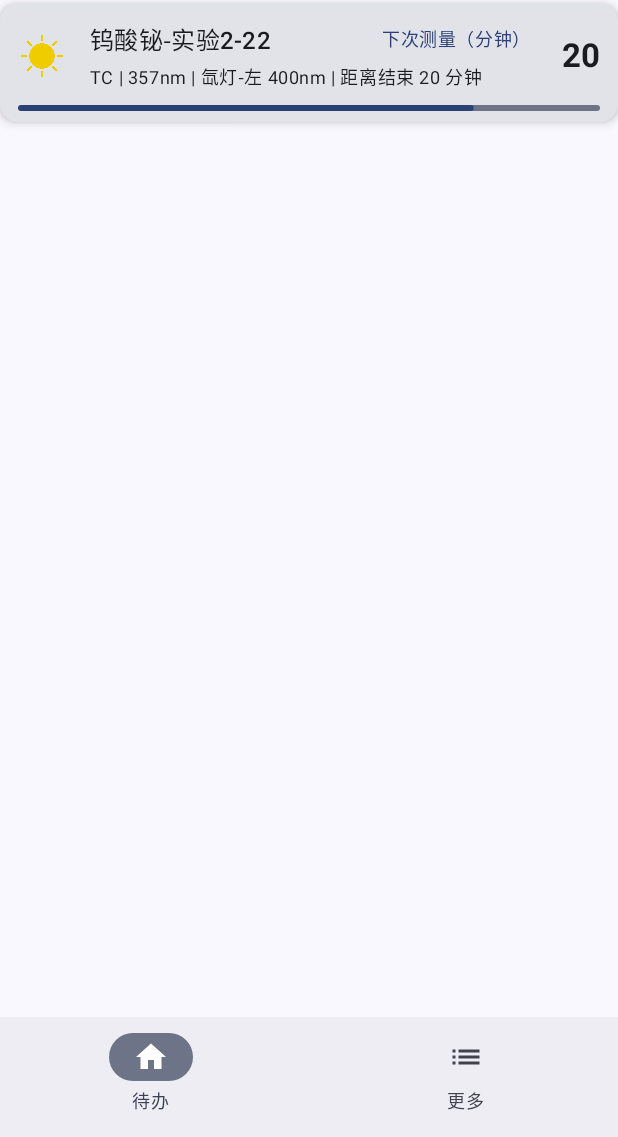
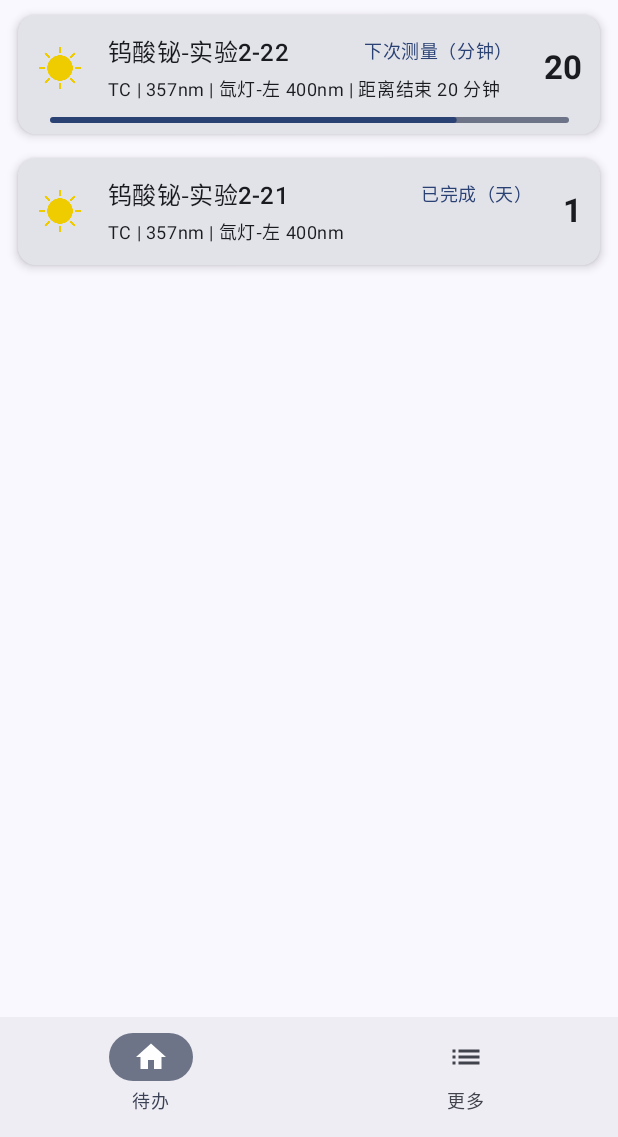
Before and after one commit to mty1122/Exptools, an Android app built with Jetpack Compose: the screen it shows after launch (MainActivity), on a phone screen of 412 x 824 dp, the part 99-1236 px from its top. Run offline under Robolectric (Android 15) with nearby library versions, the phone set to English and light mode, and no system bars.

Commit message:
初始提交#2

```diff
--- /dev/null
+++ b/app/src/main/java/com/mty/exptools/enum/Pollutant.kt
@@ -0,0 +1,5 @@
+package com.mty.exptools.enum
+
+enum class Pollutant(val pollutantName: String, val waveLength: Int) {
+    TC("TC", 357)
+}
--- a/app/src/main/java/com/mty/exptools/ui/home/center/list/ListScreen.kt
+++ b/app/src/main/java/com/mty/exptools/ui/home/center/list/ListScreen.kt
@@ -1,23 +1,56 @@
 package com.mty.exptools.ui.home.center.list
 
+import androidx.compose.foundation.background
+import androidx.compose.foundation.layout.Arrangement
+import androidx.compose.foundation.layout.PaddingValues
+import androidx.compose.foundation.layout.fillMaxSize
+import androidx.compose.foundation.lazy.LazyColumn
+import androidx.compose.foundation.lazy.items
+import androidx.compose.material3.MaterialTheme
 import androidx.compose.runtime.Composable
+import androidx.compose.ui.Modifier
+import androidx.compose.ui.unit.dp
 import com.mty.exptools.enum.LightSource
+import com.mty.exptools.enum.Pollutant
 import com.mty.exptools.ui.home.center.list.item.ItemPhotoUiState
 import com.mty.exptools.ui.home.center.list.item.ItemPhotocatalysis
 import com.mty.exptools.ui.home.center.list.item.ItemStatus
+import com.mty.exptools.ui.home.center.list.item.ItemUiState
 
 @Composable
 fun ListScreen() {
-    val uiState = ItemPhotoUiState(
-        id = 1,
+    val uiState1 = ItemPhotoUiState(
+        listItemId = 1,
         materialName = "钨酸铋-实验2-22",
-        targetPollutant = "TC",
-        pollutantWavelength = 357,
+        targetPollutant = Pollutant.TC,
         lightSource = LightSource.XENON_L,
         elapsedMinutes = 70,
         totalMinutes = 90,
         rightTimes = 20,
         status = ItemStatus.STATUS_START
     )
-    ItemPhotocatalysis(uiState)
+    val uiState2 = ItemPhotoUiState(
+        listItemId = 2,
+        materialName = "钨酸铋-实验2-21",
+        targetPollutant = Pollutant.TC,
+        lightSource = LightSource.XENON_L,
+        rightTimes = 1,
+        status = ItemStatus.STATUS_COMPLETE
+    )
+
+    val itemUiStateList = listOf<ItemUiState>(uiState1, uiState2)
+
+    LazyColumn(
+        modifier = Modifier
+            .fillMaxSize()
+            .background(MaterialTheme.colorScheme.background),
+        contentPadding = PaddingValues(vertical = 8.dp, horizontal = 12.dp),
+        verticalArrangement = Arrangement.spacedBy(8.dp)
+    ) {
+        items(itemUiStateList, key = { it.listItemId }) { uiState ->
+            when (uiState) {
+                is ItemPhotoUiState -> ItemPhotocatalysis(uiState)
+            }
+        }
+    }
 }
--- a/app/src/main/java/com/mty/exptools/ui/home/center/list/item/ItemPhotoUiState.kt
+++ b/app/src/main/java/com/mty/exptools/ui/home/center/list/item/ItemPhotoUiState.kt
@@ -1,15 +1,15 @@
 package com.mty.exptools.ui.home.center.list.item
 
 import com.mty.exptools.enum.LightSource
+import com.mty.exptools.enum.Pollutant
 
 data class ItemPhotoUiState(
-    val id: Int,
+    override val listItemId: Int,
     val materialName: String,
-    val targetPollutant: String,
-    val pollutantWavelength: Int,
+    val targetPollutant: Pollutant,
     val lightSource: LightSource,
     val elapsedMinutes: Int = 1,
     val totalMinutes: Int = 1,
     val rightTimes: Int,
     val status: ItemStatus
-)
+): ItemUiState
--- a/app/src/main/java/com/mty/exptools/ui/home/center/list/item/ItemPhotocatalysis.kt
+++ b/app/src/main/java/com/mty/exptools/ui/home/center/list/item/ItemPhotocatalysis.kt
@@ -28,6 +28,7 @@ import androidx.compose.ui.tooling.preview.Preview
 import androidx.compose.ui.unit.dp
 import com.mty.exptools.R
 import com.mty.exptools.enum.LightSource
+import com.mty.exptools.enum.Pollutant
 import com.mty.exptools.ui.theme.ExptoolsTheme
 
 @Composable
@@ -48,7 +49,10 @@ fun ItemPhotocatalysis(
         elevation = CardDefaults.cardElevation(defaultElevation = 4.dp),
         shape = RoundedCornerShape(12.dp)
     ) {
-        Column(modifier = Modifier.padding(start = 12.dp, end = 12.dp, top = 12.dp, bottom = 7.dp)) {
+        Column(
+            modifier = Modifier.padding(start = 12.dp, end = 12.dp, top = 12.dp, bottom = 7.dp),
+            horizontalAlignment = Alignment.CenterHorizontally
+        ) {
             Row(verticalAlignment = Alignment.CenterVertically) {
                 // 左侧图标
                 Image(
@@ -85,7 +89,8 @@ fun ItemPhotocatalysis(
 
                     Text(
                         text = buildString {
-                            append("${uiState.targetPollutant} | ${uiState.pollutantWavelength}nm")
+                            append(uiState.targetPollutant.pollutantName)
+                            append(" | ${uiState.targetPollutant.waveLength}nm")
                             append(" | ${uiState.lightSource.label} ${uiState.lightSource.wavelength}nm")
                             if (uiState.status != ItemStatus.STATUS_COMPLETE)
                                 append(" | 距离结束 ${uiState.totalMinutes - uiState.elapsedMinutes} 分钟")
@@ -103,19 +108,23 @@ fun ItemPhotocatalysis(
                 )
             }
 
+            if (uiState.status != ItemStatus.STATUS_COMPLETE) {
                 Spacer(modifier = Modifier.height(9.dp))
-
                 // 进度条
                 LinearProgressIndicator(
                     progress = { animatedProgress },
                     modifier = Modifier
-                    .fillMaxWidth()
+                        .fillMaxWidth(0.95f)
                         .height(4.dp),
                     color = MaterialTheme.colorScheme.primary,
                     strokeCap = StrokeCap.Round,
                     gapSize = (-4).dp,
                     drawStopIndicator = {}
                 )
+            } else {
+                // 保持上下填充一致
+                Spacer(modifier = Modifier.height(5.dp))
+            }
         }
     }
 }
@@ -131,12 +140,11 @@ private fun statusToString(status: ItemStatus) = when(status) {
 fun ItemPhotocatalysisPreview() {
     ExptoolsTheme {
         val uiState = ItemPhotoUiState(
-            id = 1,
+            listItemId = 1,
             materialName = "钨酸铋-实验2-22",
-            targetPollutant = "TC",
-            pollutantWavelength = 357,
+            targetPollutant = Pollutant.TC,
             lightSource = LightSource.XENON_L,
-            elapsedMinutes = 70,
+            elapsedMinutes = 85,
             totalMinutes = 90,
             rightTimes = 20,
             status = ItemStatus.STATUS_START
--- /dev/null
+++ b/app/src/main/java/com/mty/exptools/ui/home/center/list/item/ItemUiState.kt
@@ -0,0 +1,5 @@
+package com.mty.exptools.ui.home.center.list.item
+
+sealed interface ItemUiState {
+    val listItemId: Int
+}
```
Lines whose indentation alone changed are shown as unchanged.
